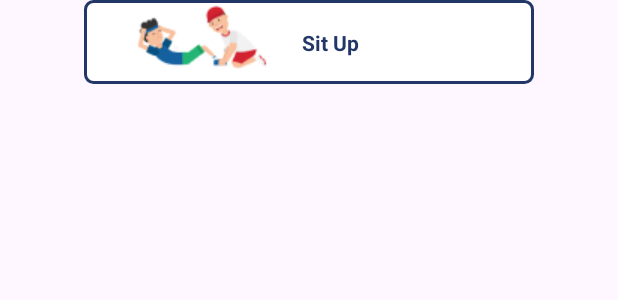
After one commit to Bangkit-Capstone-001/android-bangkit-capstone, an Android app: the layout item_workout2.xml on its own in the app's theme, with its tools: preview values and no code run, on a phone screen of 412 x 824 dp. The commit adds this screen. Shown: the top 300 px of the screen. Run offline under Robolectric (Android 15) with nearby library versions, the phone set to English and light mode, and no system bars.

Commit message:
updated the UI of starting out the workout

```diff
--- a/app/src/main/res/layout/activity_workout_start.xml
+++ b/app/src/main/res/layout/activity_workout_start.xml
@@ -57,10 +57,11 @@
     <androidx.recyclerview.widget.RecyclerView
         android:id="@+id/workoutStart_rv_workoutItemList"
         android:layout_width="wrap_content"
-        android:layout_height="wrap_content"
+        android:layout_height="0dp"
         app:layout_constraintStart_toStartOf="parent"
         app:layout_constraintEnd_toEndOf="parent"
-        app:layout_constraintTop_toBottomOf="@+id/workoutStart_tv_numberOfWorkoutTitle" />
+        app:layout_constraintTop_toBottomOf="@+id/workoutStart_tv_numberOfWorkoutTitle"
+        app:layout_constraintBottom_toTopOf="@id/workoutStart_cl_startWorkoutButton"/>
 
     <androidx.constraintlayout.widget.ConstraintLayout
         android:id="@+id/workoutStart_cl_startWorkoutButton"
--- /dev/null
+++ b/app/src/main/res/layout/item_workout2.xml
@@ -0,0 +1,45 @@
+<?xml version="1.0" encoding="utf-8"?>
+<androidx.constraintlayout.widget.ConstraintLayout xmlns:android="http://schemas.android.com/apk/res/android"
+    android:layout_width="match_parent"
+    android:layout_height="wrap_content"
+    xmlns:app="http://schemas.android.com/apk/res-auto">
+
+    <!--    Konsensus ID-->
+    <!--    location_layout_name-->
+    <!--    cth : itemWorkout2_cl_something-->
+    <androidx.constraintlayout.widget.ConstraintLayout
+        android:id="@+id/itemWorkout2_cl_workoutItemContainer"
+        android:layout_width="300dp"
+        android:layout_height="wrap_content"
+        android:background="@drawable/shape_workout_item"
+        android:layout_marginBottom="20dp"
+        app:layout_constraintStart_toStartOf="parent"
+        app:layout_constraintEnd_toEndOf="parent"
+        app:layout_constraintTop_toTopOf="parent"
+        app:layout_constraintBottom_toBottomOf="parent">
+
+        <ImageView
+            android:id="@+id/itemWorkout2_iv_workoutImagePlaceholder"
+            android:layout_width="100dp"
+            android:layout_height="56dp"
+            android:src="@drawable/img_workout_image_placeholder"
+            android:layout_marginStart="27dp"
+            app:layout_constraintTop_toTopOf="parent"
+            app:layout_constraintBottom_toBottomOf="parent"
+            app:layout_constraintStart_toStartOf="parent"/>
+
+        <TextView
+            android:id="@+id/itemWorkout2_tv_workoutTitlePlaceholder"
+            android:layout_width="90dp"
+            android:layout_height="wrap_content"
+            android:text="Sit Up"
+            android:textColor="#223767"
+            android:textSize="14sp"
+            android:textStyle="bold"
+            android:layout_marginStart="18dp"
+            app:layout_constraintStart_toEndOf="@id/itemWorkout2_iv_workoutImagePlaceholder"
+            app:layout_constraintTop_toTopOf="parent"
+            app:layout_constraintBottom_toBottomOf="parent"/>
+    </androidx.constraintlayout.widget.ConstraintLayout>
+
+</androidx.constraintlayout.widget.ConstraintLayout>
```
Also changed, not shown: app/src/main/java/com/example/capstoneapp/ui/Feature02/DailyWorkoutPlanAdapter.kt (+7 -1 lines), app/src/main/java/com/example/capstoneapp/ui/Feature02/WorkoutStart/SelectedWorkoutAdapter.kt (added, +43 -0 lines), app/src/main/java/com/example/capstoneapp/ui/Feature02/WorkoutStart/WorkoutStartActivity.kt (+39 -4 lines).
